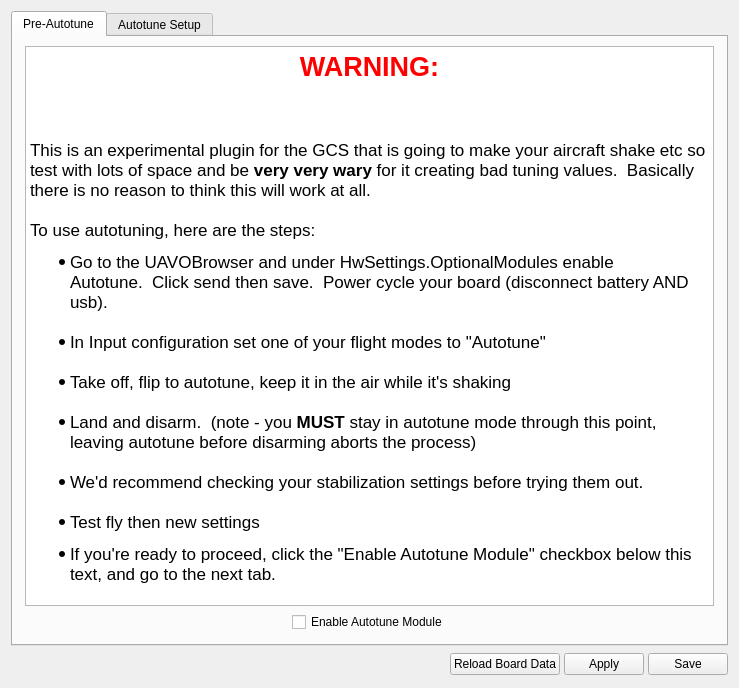
Old version of the form ground/openpilotgcs/src/plugins/config/autotune.ui in the repository openpilot/OpenPilot.
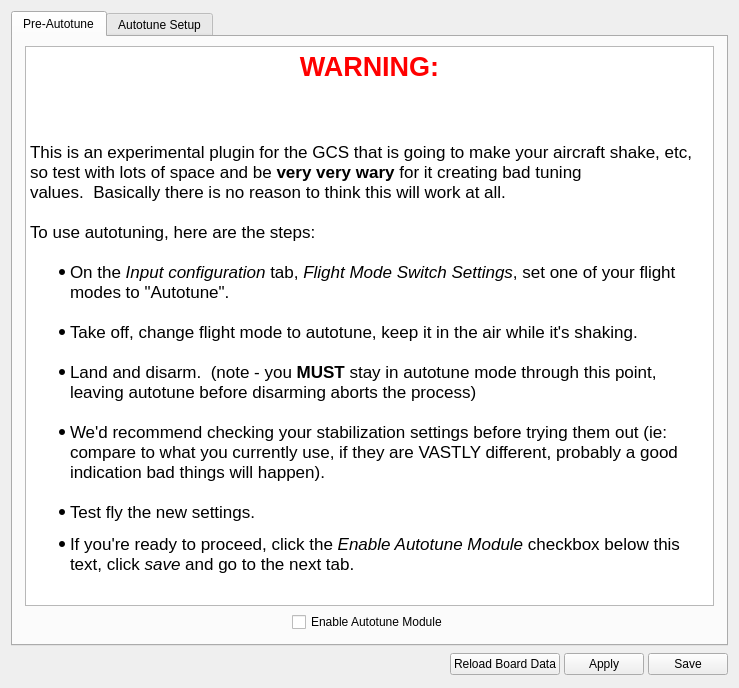
New version of the form. The open tabs and pages were chosen to show the change.

Commit message: merged kens branches, changed the wording a little on the pre-autotune page, just need someone to look at one small bit of oddness with the save and apply buttons on autotune page

```diff
--- a/ground/openpilotgcs/src/plugins/config/autotune.ui
+++ b/ground/openpilotgcs/src/plugins/config/autotune.ui
@@ -80,18 +80,17 @@
           <string>&lt;!DOCTYPE HTML PUBLIC &quot;-//W3C//DTD HTML 4.0//EN&quot; &quot;http://www.w3.org/TR/REC-html40/strict.dtd&quot;&gt;
 &lt;html&gt;&lt;head&gt;&lt;meta name=&quot;qrichtext&quot; content=&quot;1&quot; /&gt;&lt;style type=&quot;text/css&quot;&gt;
 p, li { white-space: pre-wrap; }
-&lt;/style&gt;&lt;/head&gt;&lt;body style=&quot; font-family:'Ubuntu'; font-size:11pt; font-weight:400; font-style:normal;&quot;&gt;
-&lt;p align=&quot;center&quot; style=&quot; margin-top:0px; margin-bottom:0px; margin-left:0px; margin-right:0px; -qt-block-indent:0; text-indent:0px;&quot;&gt;&lt;span style=&quot; font-family:'Lucida Grande'; font-size:20pt; font-weight:600; color:#ff0000;&quot;&gt;WARNING:&lt;/span&gt;&lt;/p&gt;
-&lt;p style=&quot;-qt-paragraph-type:empty; margin-top:0px; margin-bottom:0px; margin-left:0px; margin-right:0px; -qt-block-indent:0; text-indent:0px; font-family:'Lucida Grande'; font-size:13pt;&quot;&gt;&lt;/p&gt;
-&lt;p style=&quot; margin-top:0px; margin-bottom:0px; margin-left:0px; margin-right:0px; -qt-block-indent:0; text-indent:0px;&quot;&gt;&lt;span style=&quot; font-family:'Lucida Grande'; font-size:13pt;&quot;&gt;&lt;br /&gt;&lt;/span&gt;&lt;/p&gt;
-&lt;p style=&quot; margin-top:0px; margin-bottom:0px; margin-left:0px; margin-right:0px; -qt-block-indent:0; text-indent:0px;&quot;&gt;&lt;span style=&quot; font-family:'Lucida Grande'; font-size:13pt;&quot;&gt;This is an experimental plugin for the GCS that is going to make your aircraft shake etc so test with lots of space and be &lt;/span&gt;&lt;span style=&quot; font-family:'Lucida Grande'; font-size:13pt; font-weight:600;&quot;&gt;very very wary&lt;/span&gt;&lt;span style=&quot; font-family:'Lucida Grande'; font-size:13pt;&quot;&gt; for it creating bad tuning values.  Basically there is no reason to think this will work at all.&lt;br /&gt;&lt;br /&gt;To use autotuning, here are the steps:&lt;/span&gt;&lt;/p&gt;
-&lt;ul style=&quot;margin-top: 0px; margin-bottom: 0px; margin-left: 0px; margin-right: 0px; -qt-list-indent: 1;&quot;&gt;&lt;li style=&quot; font-family:'Lucida Grande'; font-size:13pt;&quot; style=&quot; margin-top:12px; margin-bottom:0px; margin-left:0px; margin-right:0px; -qt-block-indent:0; text-indent:0px;&quot;&gt;Go to the UAVOBrowser and under HwSettings.OptionalModules enable Autotune.  Click send then save.  Power cycle your board (disconnect battery AND usb).&lt;br /&gt;&lt;/li&gt;
-&lt;li style=&quot; font-family:'Lucida Grande'; font-size:13pt;&quot; style=&quot; margin-top:0px; margin-bottom:0px; margin-left:0px; margin-right:0px; -qt-block-indent:0; text-indent:0px;&quot;&gt;In Input configuration set one of your flight modes to &amp;quot;Autotune&amp;quot;&lt;br /&gt;&lt;/li&gt;
-&lt;li style=&quot; font-family:'Lucida Grande'; font-size:13pt;&quot; style=&quot; margin-top:0px; margin-bottom:0px; margin-left:0px; margin-right:0px; -qt-block-indent:0; text-indent:0px;&quot;&gt;Take off, flip to autotune, keep it in the air while it's shaking&lt;br /&gt;&lt;/li&gt;
-&lt;li style=&quot; font-family:'Lucida Grande'; font-size:13pt;&quot; style=&quot; margin-top:0px; margin-bottom:0px; margin-left:0px; margin-right:0px; -qt-block-indent:0; text-indent:0px;&quot;&gt;Land and disarm.  (note - you &lt;span style=&quot; font-weight:600;&quot;&gt;MUST&lt;/span&gt; stay in autotune mode through this point, leaving autotune before disarming aborts the process)&lt;br /&gt;&lt;/li&gt;
-&lt;li style=&quot; font-family:'Lucida Grande'; font-size:13pt;&quot; style=&quot; margin-top:0px; margin-bottom:0px; margin-left:0px; margin-right:0px; -qt-block-indent:0; text-indent:0px;&quot;&gt;We'd recommend checking your stabilization settings before trying them out. &lt;br /&gt;&lt;/li&gt;
-&lt;li style=&quot; font-family:'Lucida Grande'; font-size:13pt;&quot; style=&quot; margin-top:0px; margin-bottom:12px; margin-left:0px; margin-right:0px; -qt-block-indent:0; text-indent:0px;&quot;&gt;Test fly then new settings&lt;/li&gt;
-&lt;li style=&quot; font-family:'Lucida Grande'; font-size:13pt;&quot; style=&quot; margin-top:0px; margin-bottom:12px; margin-left:0px; margin-right:0px; -qt-block-indent:0; text-indent:0px;&quot;&gt;If you're ready to proceed, click the &amp;quot;Enable Autotune Module&amp;quot; checkbox below this text, and go to the next tab.&lt;/li&gt;&lt;/ul&gt;&lt;/body&gt;&lt;/html&gt;</string>
+&lt;/style&gt;&lt;/head&gt;&lt;body style=&quot; font-family:'Lucida Grande'; font-size:13pt; font-weight:400; font-style:normal;&quot;&gt;
+&lt;p align=&quot;center&quot; style=&quot; margin-top:0px; margin-bottom:0px; margin-left:0px; margin-right:0px; -qt-block-indent:0; text-indent:0px;&quot;&gt;&lt;span style=&quot; font-size:20pt; font-weight:600; color:#ff0000;&quot;&gt;WARNING:&lt;/span&gt;&lt;/p&gt;
+&lt;p style=&quot;-qt-paragraph-type:empty; margin-top:0px; margin-bottom:0px; margin-left:0px; margin-right:0px; -qt-block-indent:0; text-indent:0px;&quot;&gt;&lt;br /&gt;&lt;/p&gt;
+&lt;p style=&quot; margin-top:0px; margin-bottom:0px; margin-left:0px; margin-right:0px; -qt-block-indent:0; text-indent:0px;&quot;&gt;&lt;br /&gt;&lt;/p&gt;
+&lt;p style=&quot; margin-top:0px; margin-bottom:0px; margin-left:0px; margin-right:0px; -qt-block-indent:0; text-indent:0px;&quot;&gt;This is an experimental plugin for the GCS that is going to make your aircraft shake, etc, so test with lots of space and be &lt;span style=&quot; font-weight:600;&quot;&gt;very very wary&lt;/span&gt; for it creating bad tuning values.  Basically there is no reason to think this will work at all.&lt;br /&gt;&lt;br /&gt;To use autotuning, here are the steps:&lt;br /&gt;&lt;/p&gt;
+&lt;ul style=&quot;margin-top: 0px; margin-bottom: 0px; margin-left: 0px; margin-right: 0px; -qt-list-indent: 1;&quot;&gt;&lt;li style=&quot; margin-top:0px; margin-bottom:0px; margin-left:0px; margin-right:0px; -qt-block-indent:0; text-indent:0px;&quot;&gt;On the &lt;span style=&quot; font-style:italic;&quot;&gt;Input configuration&lt;/span&gt; tab, &lt;span style=&quot; font-style:italic;&quot;&gt;Flight Mode Switch Settings&lt;/span&gt;, set one of your flight modes to &amp;quot;Autotune&amp;quot;.&lt;br /&gt;&lt;/li&gt;
+&lt;li style=&quot; margin-top:0px; margin-bottom:0px; margin-left:0px; margin-right:0px; -qt-block-indent:0; text-indent:0px;&quot;&gt;Take off, change flight mode to autotune, keep it in the air while it's shaking.&lt;br /&gt;&lt;/li&gt;
+&lt;li style=&quot; margin-top:0px; margin-bottom:0px; margin-left:0px; margin-right:0px; -qt-block-indent:0; text-indent:0px;&quot;&gt;Land and disarm.  (note - you &lt;span style=&quot; font-weight:600;&quot;&gt;MUST&lt;/span&gt; stay in autotune mode through this point, leaving autotune before disarming aborts the process)&lt;br /&gt;&lt;/li&gt;
+&lt;li style=&quot; margin-top:0px; margin-bottom:0px; margin-left:0px; margin-right:0px; -qt-block-indent:0; text-indent:0px;&quot;&gt;We'd recommend checking your stabilization settings before trying them out (ie: compare to what you currently use, if they are VASTLY different, probably a good indication bad things will happen).&lt;br /&gt;&lt;/li&gt;
+&lt;li style=&quot; margin-top:0px; margin-bottom:12px; margin-left:0px; margin-right:0px; -qt-block-indent:0; text-indent:0px;&quot;&gt;Test fly the new settings.&lt;/li&gt;
+&lt;li style=&quot; margin-top:0px; margin-bottom:12px; margin-left:0px; margin-right:0px; -qt-block-indent:0; text-indent:0px;&quot;&gt;If you're ready to proceed, click the &lt;span style=&quot; font-style:italic;&quot;&gt;Enable Autotune Module&lt;/span&gt; checkbox below this text, click &lt;span style=&quot; font-style:italic;&quot;&gt;save&lt;/span&gt; and go to the next tab.&lt;/li&gt;&lt;/ul&gt;&lt;/body&gt;&lt;/html&gt;</string>
          </property>
         </widget>
        </item>
```
Left out of the diff: 6 changed lines with no effect on the pictures.
